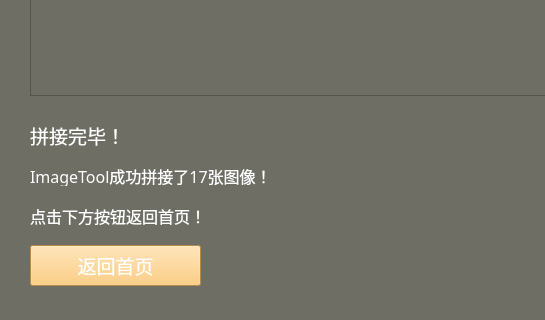
Qt form ConnectProcess.ui (liyuxuan2003/ImageTool) before a commit; both pictures show x 0 to 545 and y 355 to 675 of the 1200 by 675 pixel window.
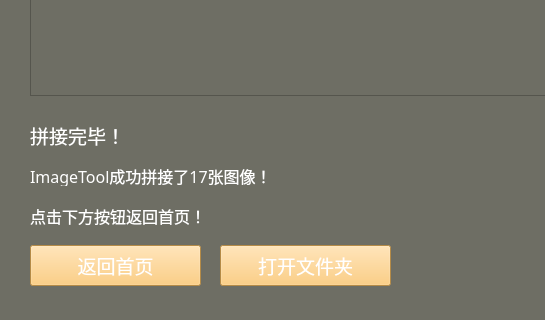
The same form after that commit. Icons and pictures are not drawn.

```diff
--- a/ConnectProcess.ui
+++ b/ConnectProcess.ui
@@ -231,6 +231,28 @@
     <set>Qt::TextSelectableByKeyboard|Qt::TextSelectableByMouse</set>
    </property>
   </widget>
+  <widget class="QPushButton" name="pushButtonOpen">
+   <property name="geometry">
+    <rect>
+     <x>220</x>
+     <y>600</y>
+     <width>171</width>
+     <height>41</height>
+    </rect>
+   </property>
+   <property name="font">
+    <font>
+     <family>等线</family>
+     <pointsize>14</pointsize>
+    </font>
+   </property>
+   <property name="styleSheet">
+    <string notr="true">background-color: rgb(253, 195, 99);</string>
+   </property>
+   <property name="text">
+    <string>打开文件夹</string>
+   </property>
+  </widget>
  </widget>
  <resources/>
  <connections/>
```
